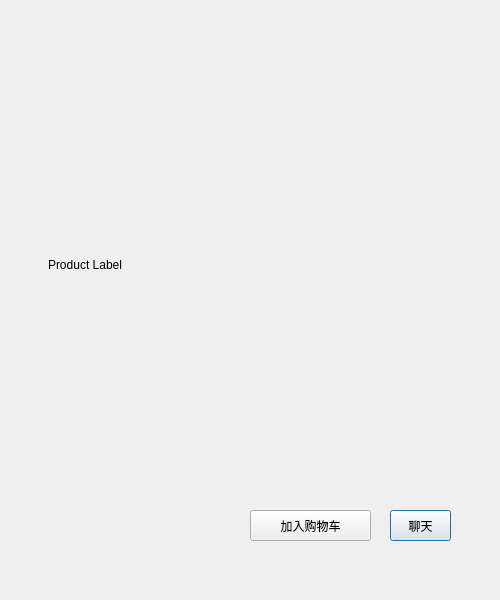
Old version of the form Game/productshow.ui in the repository woojoo520/Shopping.
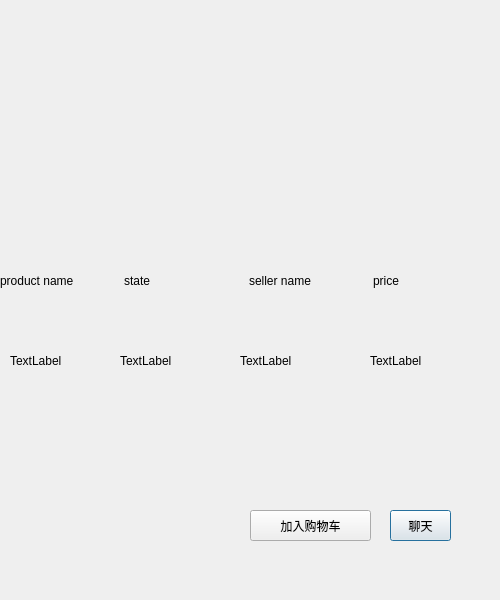
New version of the form.

Diff of the .ui file:
```diff
--- a/Game/productshow.ui
+++ b/Game/productshow.ui
@@ -13,19 +13,6 @@
   <property name="windowTitle">
    <string>Dialog</string>
   </property>
-  <widget class="QLabel" name="productLabel">
-   <property name="geometry">
-    <rect>
-     <x>48</x>
-     <y>49</y>
-     <width>411</width>
-     <height>431</height>
-    </rect>
-   </property>
-   <property name="text">
-    <string>Product Label</string>
-   </property>
-  </widget>
   <widget class="QPushButton" name="chatBtn">
    <property name="geometry">
     <rect>
@@ -52,6 +39,137 @@
     <string>加入购物车</string>
    </property>
   </widget>
+  <widget class="QLabel" name="label1">
+   <property name="geometry">
+    <rect>
+     <x>100</x>
+     <y>10</y>
+     <width>251</width>
+     <height>221</height>
+    </rect>
+   </property>
+   <property name="text">
+    <string/>
+   </property>
+  </widget>
+  <widget class="QLabel" name="description">
+   <property name="geometry">
+    <rect>
+     <x>10</x>
+     <y>400</y>
+     <width>461</width>
+     <height>51</height>
+    </rect>
+   </property>
+   <property name="text">
+    <string/>
+   </property>
+  </widget>
+  <widget class="QLabel" name="name">
+   <property name="geometry">
+    <rect>
+     <x>10</x>
+     <y>340</y>
+     <width>81</width>
+     <height>41</height>
+    </rect>
+   </property>
+   <property name="text">
+    <string>TextLabel</string>
+   </property>
+  </widget>
+  <widget class="QLabel" name="state">
+   <property name="geometry">
+    <rect>
+     <x>120</x>
+     <y>340</y>
+     <width>81</width>
+     <height>41</height>
+    </rect>
+   </property>
+   <property name="text">
+    <string>TextLabel</string>
+   </property>
+  </widget>
+  <widget class="QLabel" name="seller">
+   <property name="geometry">
+    <rect>
+     <x>240</x>
+     <y>340</y>
+     <width>81</width>
+     <height>41</height>
+    </rect>
+   </property>
+   <property name="text">
+    <string>TextLabel</string>
+   </property>
+  </widget>
+  <widget class="QLabel" name="price">
+   <property name="geometry">
+    <rect>
+     <x>370</x>
+     <y>340</y>
+     <width>71</width>
+     <height>41</height>
+    </rect>
+   </property>
+   <property name="text">
+    <string>TextLabel</string>
+   </property>
+  </widget>
+  <widget class="QWidget" name="layoutWidget">
+   <property name="geometry">
+    <rect>
+     <x>0</x>
+     <y>240</y>
+     <width>491</width>
+     <height>81</height>
+    </rect>
+   </property>
+   <layout class="QHBoxLayout" name="horizontalLayout">
+    <item>
+     <widget class="QLabel" name="label_5">
+      <property name="text">
+       <string>product name</string>
+      </property>
+     </widget>
+    </item>
+    <item>
+     <widget class="QLabel" name="label_2">
+      <property name="text">
+       <string>state</string>
+      </property>
+     </widget>
+    </item>
+    <item>
+     <widget class="QLabel" name="label">
+      <property name="text">
+       <string>seller name</string>
+      </property>
+     </widget>
+    </item>
+    <item>
+     <widget class="QLabel" name="label_3">
+      <property name="text">
+       <string>price</string>
+      </property>
+     </widget>
+    </item>
+   </layout>
+  </widget>
+  <widget class="QLabel" name="label_4">
+   <property name="geometry">
+    <rect>
+     <x>10</x>
+     <y>320</y>
+     <width>61</width>
+     <height>31</height>
+    </rect>
+   </property>
+   <property name="text">
+    <string/>
+   </property>
+  </widget>
  </widget>
  <resources/>
  <connections/>
```
